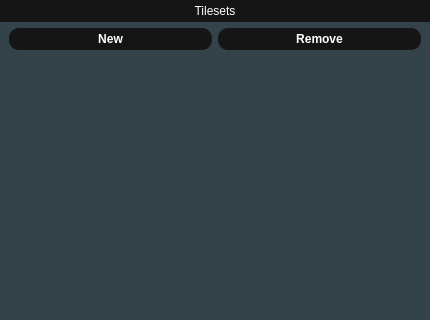
The window that TilesetEditor/fragmenttilesets.ui (diegofps/tileset_editor) describes before a commit, drawn with Qt 5; both pictures show x 0 to 430 and y 0 to 320 of the 430 by 506 pixel window.
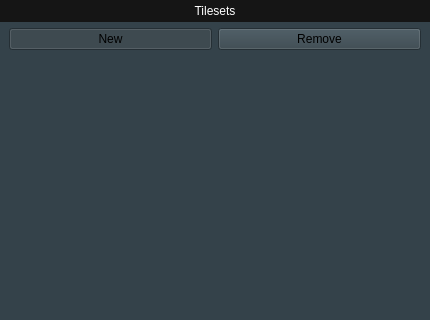
The same window after the commit.

Commit message: Giving life to some buttons

```diff
--- a/TilesetEditor/fragmenttilesets.ui
+++ b/TilesetEditor/fragmenttilesets.ui
@@ -98,24 +98,6 @@
          <layout class="QHBoxLayout" name="horizontalLayout">
           <item>
            <widget class="QPushButton" name="btNew">
-            <property name="styleSheet">
-             <string notr="true">QPushButton {
-    background-color: rgb(21, 21, 21);
-    color: white;
-    border-width: 0px;
-    border-radius: 10px;
-    font: bold 12px;
-    padding: 4px;
-}
-
-QPushButton#evilButton:pressed {
-    background-color: rgb(9, 36, 78);
-}
-
-QPushButton#evilButton:checked {
-    background-color: rgb(86, 145, 236);
-}</string>
-            </property>
             <property name="text">
              <string>New</string>
             </property>
@@ -138,24 +120,6 @@
           </item>
           <item>
            <widget class="QPushButton" name="btRemove">
-            <property name="styleSheet">
-             <string notr="true">QPushButton {
-    background-color: rgb(21, 21, 21);
-    color: white;
-    border-width: 0px;
-    border-radius: 10px;
-    font: bold 12px;
-    padding: 4px;
-}
-
-QPushButton#evilButton:pressed {
-    background-color: rgb(9, 36, 78);
-}
-
-QPushButton#evilButton:checked {
-    background-color: rgb(86, 145, 236);
-}</string>
-            </property>
             <property name="text">
              <string>Remove</string>
             </property>
```
The commit also changes 29 other files.
